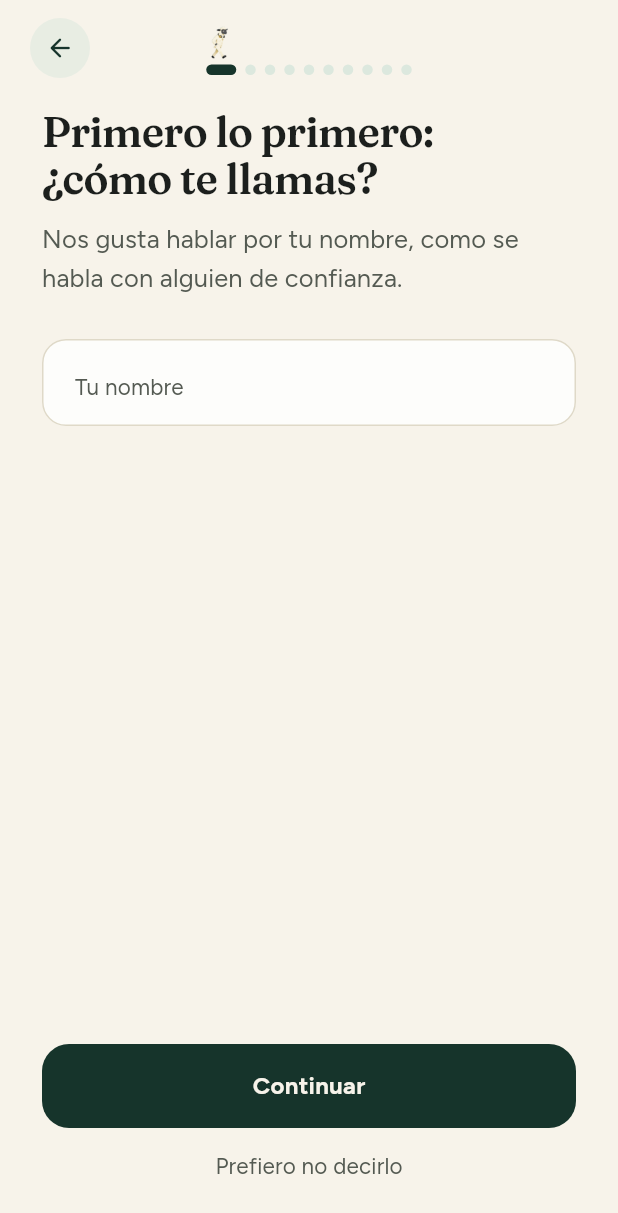
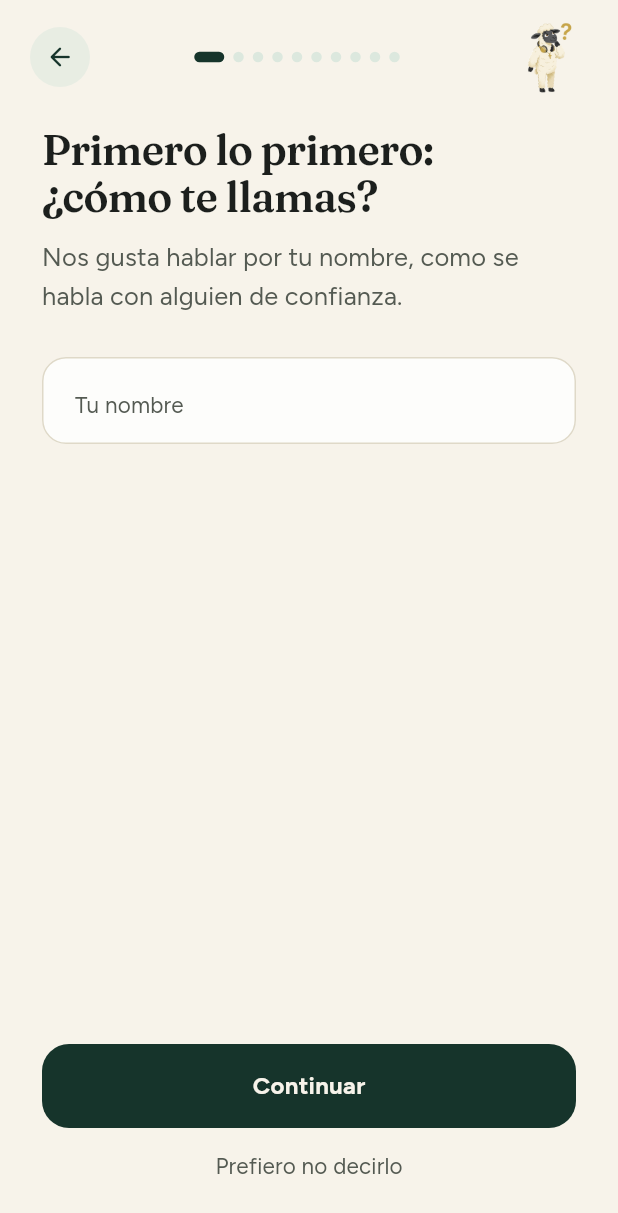
Before and after one commit to mariarodriguez8/ora-ahora, a Flutter app: the screen it shows after launch, after a tap on "Comenzar mi camino 🙏", on a phone screen of 412 x 824 dp. Shown: the top 1213 px of the screen. Run offline on Flutter 3.47's test engine with Material 3 defaults, Android fonts, the phone set to English and light mode, and no system bars; our stand-ins replace flutter_local_notifications, flutter_svg, flutter_timezone, shared_preferences, speech_to_text, timezone; missing offline and left inert: device_apps.

Commit message:
v11d aplicado (1.0.1+2)

```diff
--- a/lib/screens/onboarding/onboarding_progress_dots.dart
+++ b/lib/screens/onboarding/onboarding_progress_dots.dart
@@ -3,10 +3,12 @@ import 'package:flutter/material.dart';
 import '../../theme/app_colors.dart';
 
 /// Barra superior compartida por TODAS las pantallas del onboarding:
-/// boton de volver + puntos de progreso. v11c: la ovejita (que eres tu,
-/// Juan 10:27) CAMINA sobre los puntos y avanza contigo en cada paso —
-/// asi la mascota acompana todo el onboarding de forma coherente con la
-/// narrativa "tu caminar con el Pastor".
+/// boton de volver + puntos de progreso + la ovejita.
+///
+/// v11d (pedido de Maria): la ovejita aparece COMPLETA (nunca recortada)
+/// en la esquina superior, alternando lado y POSE segun la pantalla —
+/// pensativa con signo de interrogacion cuando se pregunta el nombre,
+/// orando antes de la primera oracion, celebrando en el pacto, etc.
 class OnboardingTopBar extends StatelessWidget implements PreferredSizeWidget {
   final int step; // 0-indexado
   final int totalSteps;
@@ -20,16 +22,52 @@ class OnboardingTopBar extends StatelessWidget implements PreferredSizeWidget {
   });
 
   @override
-  Size get preferredSize => const Size.fromHeight(64);
+  Size get preferredSize => const Size.fromHeight(76);
+
+  /// Pose de la ovejita y lado (true = derecha) por paso del onboarding.
+  /// 0 nombre · 1 temas · 2 horarios · 3 plan · 4 testimonio ·
+  /// 5 primera oracion · 6 pacto · 7 recordatorios · 8 permisos · 9 final
+  static (String, bool) _poseFor(int step) {
+    switch (step) {
+      case 0:
+        return ('assets/mascot/ovejita_pensativa.png', true);
+      case 1:
+        return ('assets/mascot/ovejita_esperando.png', false);
+      case 2:
+        return ('assets/mascot/ovejita.png', true);
+      case 3:
+        return ('assets/mascot/ovejita_pensativa.png', false);
+      case 4:
+        return ('assets/mascot/ovejita_celebrando.png', true);
+      case 5:
+        return ('assets/mascot/ovejita_orando.png', false);
+      case 6:
+        return ('assets/mascot/ovejita_celebrando.png', true);
+      case 7:
+        return ('assets/mascot/ovejita_esperando.png', false);
+      case 8:
+        return ('assets/mascot/ovejita.png', true);
+      default:
+        return ('assets/mascot/ovejita_celebrando.png', true);
+    }
+  }
 
   @override
   Widget build(BuildContext context) {
-    // Ancho fijo de la fila de puntos: (totalSteps) puntos de 7px con
-    // 6px de margen + 13px extra del punto activo (que mide 20px).
-    final dotsWidth = totalSteps * 13.0 + 13.0;
-    final sheepX = totalSteps <= 1
-        ? 0.0
-        : -1.0 + 2.0 * (step.clamp(0, totalSteps - 1)) / (totalSteps - 1);
+    final (asset, right) = _poseFor(step);
+
+    // La ovejita entra con un pequeno "pop" suave, completa y visible.
+    final sheep = TweenAnimationBuilder<double>(
+      tween: Tween(begin: 0.6, end: 1),
+      duration: const Duration(milliseconds: 500),
+      curve: Curves.easeOutBack,
+      builder: (context, v, child) => Transform.scale(scale: v, child: child),
+      child: Image.asset(
+        asset,
+        height: 56,
+        fit: BoxFit.contain,
+      ),
+    );
 
     return SizedBox(
       height: preferredSize.height,
@@ -38,27 +76,8 @@ class OnboardingTopBar extends StatelessWidget implements PreferredSizeWidget {
         child: Row(
           children: [
             _BackCircle(onTap: onBack ?? () => Navigator.of(context).maybePop()),
+            if (!right) ...[const SizedBox(width: 10), sheep],
             const Spacer(),
-            Column(
-              mainAxisAlignment: MainAxisAlignment.center,
-              mainAxisSize: MainAxisSize.min,
-              children: [
-                // La ovejita avanza hasta quedar sobre el punto activo.
-                SizedBox(
-                  width: dotsWidth,
-                  height: 26,
-                  child: AnimatedAlign(
-                    duration: const Duration(milliseconds: 450),
-                    curve: Curves.easeOutCubic,
-                    alignment: Alignment(sheepX, 1),
-                    child: Image.asset(
-                      'assets/mascot/ovejita.png',
-                      height: 24,
-                      fit: BoxFit.contain,
-                    ),
-                  ),
-                ),
-                const SizedBox(height: 3),
             Row(
               mainAxisSize: MainAxisSize.min,
               children: List.generate(totalSteps, (i) {
@@ -74,10 +93,11 @@ class OnboardingTopBar extends StatelessWidget implements PreferredSizeWidget {
                 );
               }),
             ),
-              ],
-            ),
             const Spacer(),
-            const SizedBox(width: 40),
+            if (right)
+              sheep
+            else
+              const SizedBox(width: 56),
           ],
         ),
       ),
--- a/lib/screens/onboarding/onboarding_welcome_screen.dart
+++ b/lib/screens/onboarding/onboarding_welcome_screen.dart
@@ -194,10 +194,10 @@ class _OnboardingWelcomeScreenState extends State<OnboardingWelcomeScreen>
                           ),
                           const SizedBox(height: 14),
                           Text(
-                            'Esta ovejita eres tú: "Mis ovejas oyen mi voz, '
-                            'y me siguen" (Juan 10:27). Oraciones que se '
-                            'sienten tuyas, una pausa antes de las apps que '
-                            'te roban la paz, y una fe que crece día a día 🌱',
+                            'Una oración corta cada día, a tu hora. Y una '
+                            'pausa para orar antes de abrir las apps que '
+                            'más te distraen. La ovejita eres tú: "Mis '
+                            'ovejas oyen mi voz, y me siguen" (Juan 10:27).',
                             style: AppTypography.bodyLarge.copyWith(
                                 color: _marfil.withValues(alpha: 0.78)),
                           ),
@@ -246,8 +246,8 @@ class _OnboardingWelcomeScreenState extends State<OnboardingWelcomeScreen>
             // PANTALLA (recorte transparente, mirando hacia la cruz),
             // entrando con un deslizamiento suave.
             Positioned(
-              right: -34,
-              bottom: -26,
+              right: 16,
+              bottom: 10,
               child: AnimatedBuilder(
                 animation: sheepIn,
                 builder: (context, child) {
@@ -255,18 +255,16 @@ class _OnboardingWelcomeScreenState extends State<OnboardingWelcomeScreen>
                   return Opacity(
                     opacity: t,
                     child: Transform.translate(
-                      offset: Offset(60 * (1 - t), 60 * (1 - t)),
+                      offset: Offset(40 * (1 - t), 0),
                       child: child,
                     ),
                   );
                 },
-                child: Transform.rotate(
-                  angle: -0.18,
-                  child: Image.asset(
-                    'assets/mascot/ovejita_esperando.png',
-                    height: 150,
-                    fit: BoxFit.contain,
-                  ),
+                // v11d: la mascota OFICIAL, completa y sin recortar.
+                child: Image.asset(
+                  'assets/mascot/ovejita.png',
+                  height: 124,
+                  fit: BoxFit.contain,
                 ),
               ),
             ),
--- a/pubspec.yaml
+++ b/pubspec.yaml
@@ -1,7 +1,7 @@
 name: ora_ahora
 description: "Ora Ahora - pausa, ora y enfoca. App de oracion cristiana interdenominacional en espanol con pausa de oracion antes de abrir apps que distraen."
 publish_to: 'none'
-version: 1.0.0+1
+version: 1.0.1+2
 
 environment:
   sdk: '>=3.3.0 <4.0.0'
```
Also changed, not shown: lib/models/prayer.dart (+37 -0 lines), lib/screens/home/home_screen.dart (+61 -0 lines), lib/screens/prayer_detail/prayer_detail_screen.dart (+21 -5 lines), lib/widgets/category_chip.dart (+6 -1 lines), assets/mascot/ovejita_orando.png (added), assets/mascot/ovejita_pensativa.png (added), 1 other file. Lines whose indentation alone changed are shown as unchanged.
